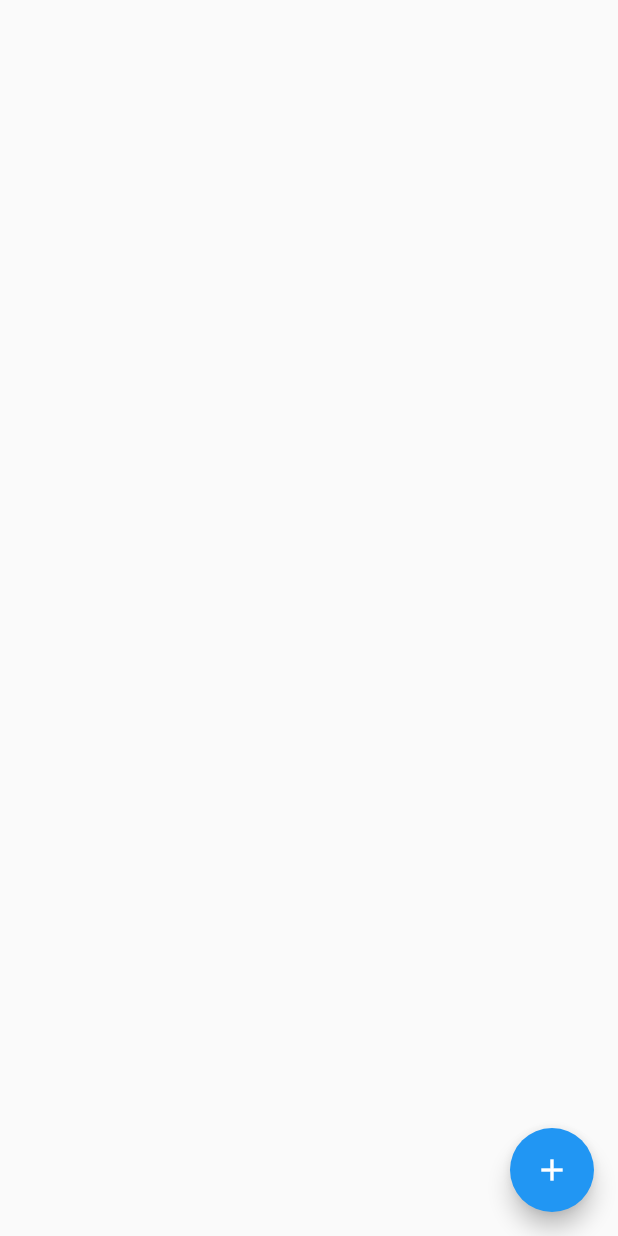
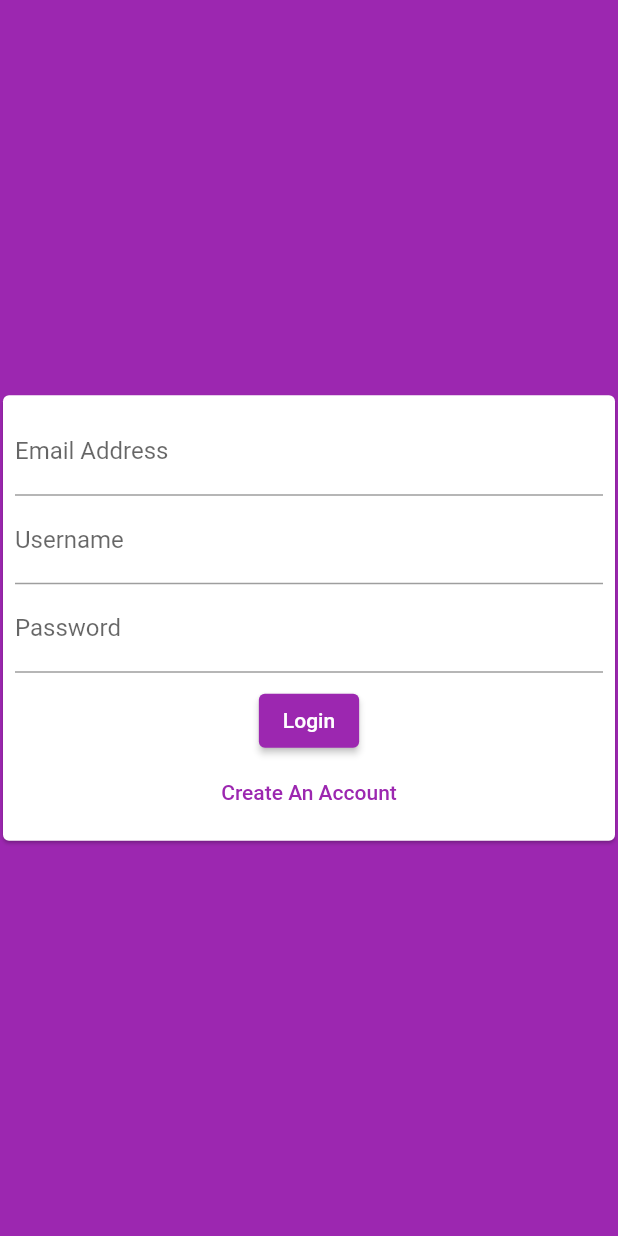
Before and after one commit to YuneshShrestha/chat_app, a Flutter app: the screen it shows after launch, on a phone screen of 412 x 824 dp. Run offline on Flutter 3.47's test engine with Material 2 defaults, Android fonts, the phone set to English and light mode, and no system bars; our stand-ins replace cloud_firestore, firebase_core; accounts and stored records are empty.

Commit message:
auth ui created

```diff
--- a/lib/main.dart
+++ b/lib/main.dart
@@ -1,4 +1,6 @@
+import 'package:chat_app/screen/auth_screen.dart';
 import 'package:chat_app/screen/chat_screen.dart';
+import 'package:chat_app/widgets/auth/auth_form.dart';
 import 'package:firebase_core/firebase_core.dart';
 import 'package:flutter/material.dart';
 
@@ -17,6 +19,7 @@ class MyApp extends StatelessWidget {
   Widget build(BuildContext context) {
     return MaterialApp(
       title: 'chat_app',
+      debugShowCheckedModeBanner: false,
       theme: ThemeData(
         // This is the theme of your application.
         //
@@ -27,9 +30,17 @@ class MyApp extends StatelessWidget {
         // or simply save your changes to "hot reload" in a Flutter IDE).
         // Notice that the counter didn't reset back to zero; the application
         // is not restarted.
-        primarySwatch: Colors.blue,
+        colorScheme:
+            ColorScheme.fromSwatch(primarySwatch: Colors.purple).copyWith(
+          background: Colors.purple,
+          secondary: Colors.orange,
+        ),
+        buttonTheme: ButtonTheme.of(context).copyWith(
+            buttonColor: Colors.purple,
+            textTheme: ButtonTextTheme.primary,
+            shape: const RoundedRectangleBorder()),
       ),
-      home: const ChatScreen(),
+      home: const AuthScreen(),
     );
   }
 }
--- a/lib/screen/auth_screen.dart
+++ b/lib/screen/auth_screen.dart
@@ -0,0 +1,14 @@
+import 'package:flutter/material.dart';
+import '../widgets/auth/auth_form.dart';
+
+class AuthScreen extends StatelessWidget {
+  const AuthScreen({super.key});
+
+  @override
+  Widget build(BuildContext context) {
+    return Scaffold(
+      backgroundColor: Theme.of(context).colorScheme.primary,
+      body: const Center(child: AuthForm()),
+    );
+  }
+}
--- /dev/null
+++ b/lib/widgets/auth/auth_form.dart
@@ -0,0 +1,56 @@
+import 'package:flutter/material.dart';
+
+class AuthForm extends StatelessWidget {
+  const AuthForm({super.key});
+
+  @override
+  Widget build(BuildContext context) {
+    return Card(
+      margin: const EdgeInsets.symmetric(
+        horizontal: 2.0,
+      ),
+      child: SingleChildScrollView(
+        child: Padding(
+          padding: const EdgeInsets.all(8.0),
+          child: Form(
+            child: Column(
+              // mainAxisSize is set to min so that it can take as minimum value as needed and not to take the whle space
+              mainAxisSize: MainAxisSize.min,
+              children: [
+                TextFormField(
+                  keyboardType: TextInputType.emailAddress,
+                  decoration: const InputDecoration(
+                    labelText: 'Email Address',
+                  ),
+                ),
+                TextFormField(
+                  decoration: const InputDecoration(
+                    labelText: 'Username',
+                  ),
+                ),
+                TextFormField(
+                  obscureText: true,
+                  decoration: const InputDecoration(
+                    labelText: 'Password',
+                  ),
+                ),
+                const SizedBox(
+                  height: 8.0,
+                ),
+                ElevatedButton(
+                  onPressed: () {},
+                  child: const Text("Login"),
+                ),
+                TextButton(
+                    onPressed: () {},
+                    child: const Text(
+                      "Create An Account",
+                    ))
+              ],
+            ),
+          ),
+        ),
+      ),
+    );
+  }
+}
```
